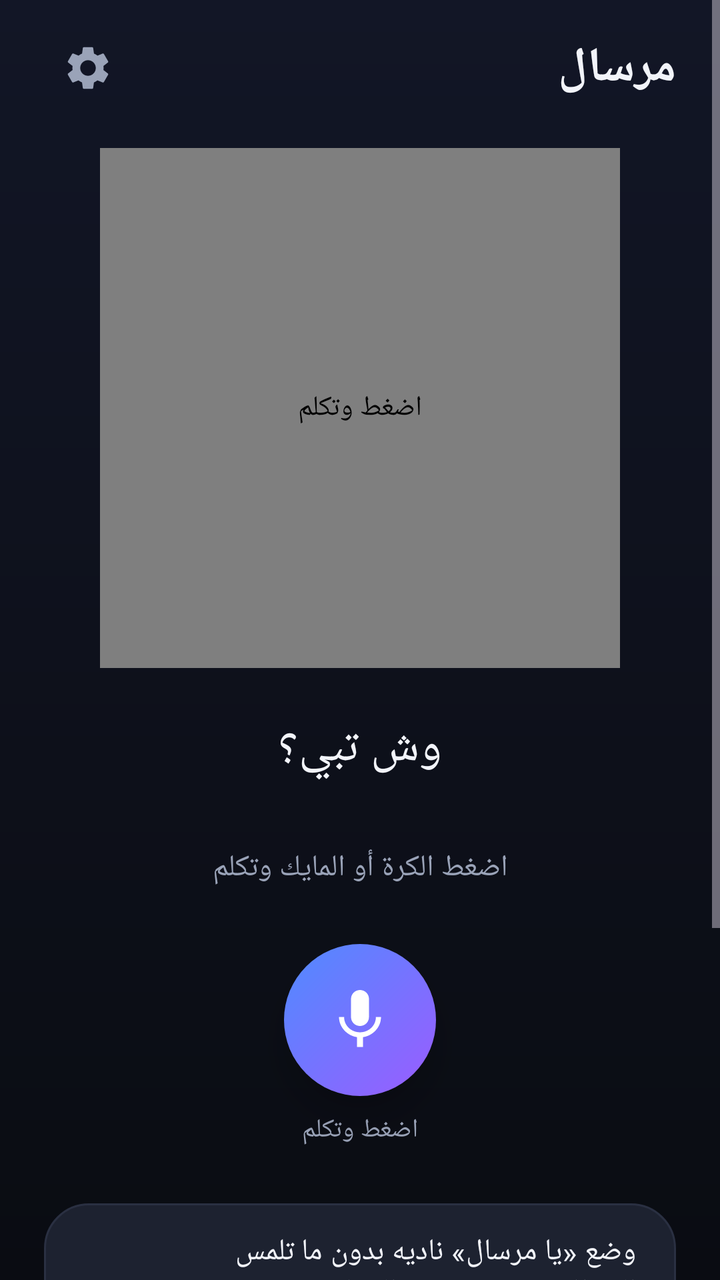
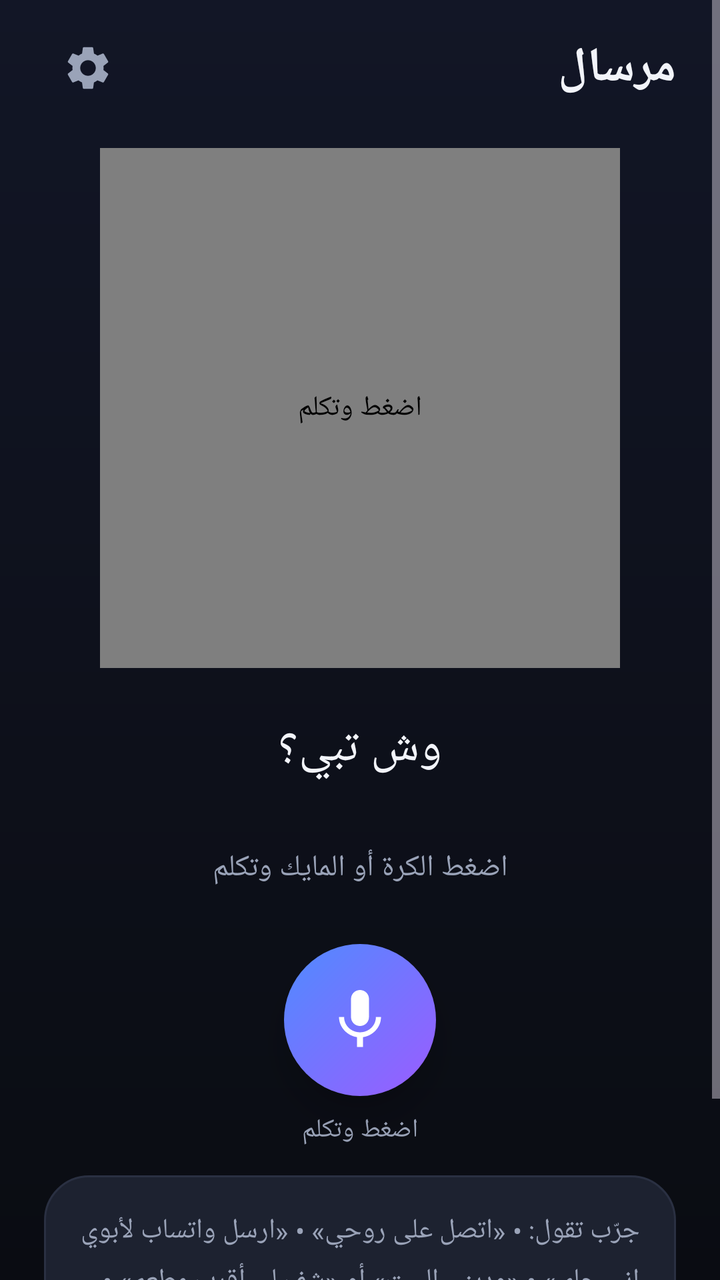

An Android layout rendered at two revisions. The XML below is the earlier revision; the diff shows what the commit changed to produce the second picture.
<!-- AndroidManifest.xml: application theme Theme.Naffith -->
<!-- res/layout/activity_main.xml -->
<?xml version="1.0" encoding="utf-8"?>
<ScrollView xmlns:android="http://schemas.android.com/apk/res/android"
    android:layout_width="match_parent"
    android:layout_height="match_parent"
    android:fillViewport="true">

    <LinearLayout
        android:layout_width="match_parent"
        android:layout_height="wrap_content"
        android:gravity="center_horizontal"
        android:layoutDirection="rtl"
        android:orientation="vertical"
        android:paddingHorizontal="22dp"
        android:paddingTop="12dp"
        android:paddingBottom="28dp">

        
        <LinearLayout
            android:layout_width="match_parent"
            android:layout_height="wrap_content"
            android:gravity="center_vertical"
            android:orientation="horizontal">

            <TextView
                android:layout_width="0dp"
                android:layout_height="wrap_content"
                android:layout_weight="1"
                android:text="@string/app_name"
                android:textColor="@color/text_primary"
                android:textSize="24sp"
                android:textStyle="bold" />

            <ImageButton
                android:id="@+id/settingsButton"
                android:layout_width="44dp"
                android:layout_height="44dp"
                android:background="?attr/selectableItemBackgroundBorderless"
                android:contentDescription="@string/settings_description"
                android:src="@drawable/ic_settings" />
        </LinearLayout>

        
        <com.naffith.app.VoiceOrbView
            android:id="@+id/orbView"
            android:layout_width="260dp"
            android:layout_height="260dp"
            android:layout_marginTop="18dp"
            android:contentDescription="@string/mic_description" />

        <TextView
            android:id="@+id/transcriptText"
            android:layout_width="match_parent"
            android:layout_height="wrap_content"
            android:layout_marginTop="8dp"
            android:gravity="center"
            android:lineSpacingExtra="4dp"
            android:minHeight="64dp"
            android:text="@string/transcript_placeholder"
            android:textColor="@color/text_primary"
            android:textIsSelectable="true"
            android:textSize="24sp" />

        <TextView
            android:id="@+id/statusText"
            android:layout_width="match_parent"
            android:layout_height="wrap_content"
            android:layout_marginTop="8dp"
            android:gravity="center"
            android:minHeight="40dp"
            android:text="@string/status_ready"
            android:textColor="@color/text_secondary"
            android:textSize="15sp" />

        
        <TextView
            android:id="@+id/answerText"
            android:layout_width="match_parent"
            android:layout_height="wrap_content"
            android:layout_marginTop="10dp"
            android:background="@drawable/bg_card"
            android:lineSpacingExtra="5dp"
            android:padding="18dp"
            android:textColor="@color/text_primary"
            android:textIsSelectable="true"
            android:textSize="17sp"
            android:visibility="gone" />

        <ImageButton
            android:id="@+id/micButton"
            android:layout_width="76dp"
            android:layout_height="76dp"
            android:layout_marginTop="18dp"
            android:background="@drawable/bg_mic_idle"
            android:contentDescription="@string/mic_description"
            android:elevation="10dp"
            android:padding="20dp"
            android:scaleType="fitCenter"
            android:src="@drawable/ic_mic" />

        <TextView
            android:layout_width="wrap_content"
            android:layout_height="wrap_content"
            android:layout_marginTop="8dp"
            android:text="@string/tap_to_talk"
            android:textColor="@color/text_secondary"
            android:textSize="13sp" />

        <com.google.android.material.materialswitch.MaterialSwitch
            android:id="@+id/handsFreeSwitch"
            android:layout_width="match_parent"
            android:layout_height="wrap_content"
            android:layout_marginTop="28dp"
            android:background="@drawable/bg_card"
            android:paddingHorizontal="20dp"
            android:paddingVertical="14dp"
            android:text="@string/hf_switch"
            android:textColor="@color/text_primary"
            android:textSize="15sp" />

        <TextView
            android:layout_width="match_parent"
            android:layout_height="wrap_content"
            android:layout_marginTop="14dp"
            android:background="@drawable/bg_card"
            android:lineSpacingExtra="6dp"
            android:padding="18dp"
            android:text="@string/examples"
            android:textColor="@color/text_secondary"
            android:textSize="14sp" />
    </LinearLayout>
</ScrollView>
<!-- resources referenced by this layout -->
<resources>
  <color name="text_primary">#F2F4FA</color>
  <color name="text_secondary">#9AA3B8</color>
  <!-- drawable bg_card (drawable) -->
  <?xml version="1.0" encoding="utf-8"?>
  <shape xmlns:android="http://schemas.android.com/apk/res/android" android:shape="rectangle">
      <solid android:color="@color/surface_card" />
      <stroke android:width="1dp" android:color="@color/surface_stroke" />
      <corners android:radius="22dp" />
  </shape>
  <!-- drawable bg_mic_idle (drawable) -->
  <?xml version="1.0" encoding="utf-8"?>
  <shape xmlns:android="http://schemas.android.com/apk/res/android" android:shape="oval">
      <gradient
          android:angle="315"
          android:endColor="@color/orb_violet"
          android:startColor="@color/orb_blue" />
  </shape>
  <!-- drawable ic_mic (drawable) -->
  <vector xmlns:android="http://schemas.android.com/apk/res/android"
      android:width="24dp"
      android:height="24dp"
      android:viewportWidth="24"
      android:viewportHeight="24">
      <path
          android:fillColor="#FFFFFF"
          android:pathData="M12,14c1.66,0 2.99,-1.34 2.99,-3L15,5c0,-1.66 -1.34,-3 -3,-3S9,3.34 9,5v6c0,1.66 1.34,3 3,3zM17.3,11c0,3 -2.54,5.1 -5.3,5.1S6.7,14 6.7,11L5,11c0,3.41 2.72,6.23 6,6.72L11,21h2v-3.28c3.28,-0.48 6,-3.3 6,-6.72h-1.7z" />
  </vector>
  <string name="app_name">مرسال</string>
  <string name="examples">جرّب تقول:
  • «اتصل على روحي»
  • «ارسل واتساب لأبوي إني جاي»
  • «وديني البيت» أو «شف لي أقرب مطعم»
  • «افتح التيك توك وابحث عن طبخ»
  • أو اسأل أي سؤال وسولف معي</string>
  <string name="hf_switch">وضع «يا مرسال»
  ناديه بدون ما تلمس الجوال. يسمع بس في السيارة ومع السماعات وعلى الشاحن (تغيّرها من الإعدادات ⚙️)</string>
  <string name="mic_description">اضغط وتكلم</string>
  <string name="settings_description">الإعدادات</string>
  <string name="status_ready">اضغط الكرة أو المايك وتكلم</string>
  <string name="tap_to_talk">اضغط وتكلم</string>
  <string name="transcript_placeholder">وش تبي؟</string>
  <style name="Theme.Naffith" parent="Theme.Material3.Dark.NoActionBar">
          <item name="colorPrimary">@color/brand</item>
          <item name="colorOnPrimary">@color/white</item>
          <item name="colorPrimaryContainer">@color/brand_dark</item>
          <item name="colorOnPrimaryContainer">@color/white</item>
          <item name="colorSecondaryContainer">@color/surface_stroke</item>
          <item name="colorOnSecondaryContainer">@color/text_primary</item>
          <item name="colorSurface">@color/surface</item>
          <item name="colorOnSurface">@color/text_primary</item>
          <item name="android:colorBackground">@color/bg</item>
          <item name="android:windowBackground">@drawable/bg_screen</item>
          <item name="android:statusBarColor">@color/bg_top</item>
          <item name="android:navigationBarColor">@color/bg</item>
      </style>
  <color name="surface_card">#1D2230</color>
  <color name="surface_stroke">#2A3042</color>
  <color name="orb_violet">#9B5CFF</color>
  <color name="orb_blue">#4F8BFF</color>
  <color name="brand">#8B6CFF</color>
  <color name="white">#FFFFFF</color>
  <color name="brand_dark">#5B3FD9</color>
  <color name="surface">#161A24</color>
  <color name="bg">#0A0C12</color>
  <!-- drawable bg_screen (drawable) -->
  <?xml version="1.0" encoding="utf-8"?>
  <shape xmlns:android="http://schemas.android.com/apk/res/android" android:shape="rectangle">
      <gradient
          android:angle="270"
          android:endColor="@color/bg"
          android:startColor="@color/bg_top" />
  </shape>
  <color name="bg_top">#121626</color>
  <!-- unchanged entries left out for length: 1 -->
</resources>

<!-- the commit's change to res/layout/activity_main.xml (unified diff, before → after) -->
@@ -105,18 +105,6 @@
             android:textColor="@color/text_secondary"
             android:textSize="13sp" />
 
-        <com.google.android.material.materialswitch.MaterialSwitch
-            android:id="@+id/handsFreeSwitch"
-            android:layout_width="match_parent"
-            android:layout_height="wrap_content"
-            android:layout_marginTop="28dp"
-            android:background="@drawable/bg_card"
-            android:paddingHorizontal="20dp"
-            android:paddingVertical="14dp"
-            android:text="@string/hf_switch"
-            android:textColor="@color/text_primary"
-            android:textSize="15sp" />
-
         <TextView
             android:layout_width="match_parent"
             android:layout_height="wrap_content"
<!-- resource entries referenced after the edit -->
@@ -34,8 +34,6 @@
   • «وديني البيت» أو «شف لي أقرب مطعم»
   • «افتح التيك توك وابحث عن طبخ»
   • أو اسأل أي سؤال وسولف معي</string>
-  <string name="hf_switch">وضع «يا مرسال»
-  ناديه بدون ما تلمس الجوال. يسمع بس في السيارة ومع السماعات وعلى الشاحن (تغيّرها من الإعدادات ⚙️)</string>
   <string name="mic_description">اضغط وتكلم</string>
   <string name="settings_description">الإعدادات</string>
   <string name="status_ready">اضغط الكرة أو المايك وتكلم</string>
